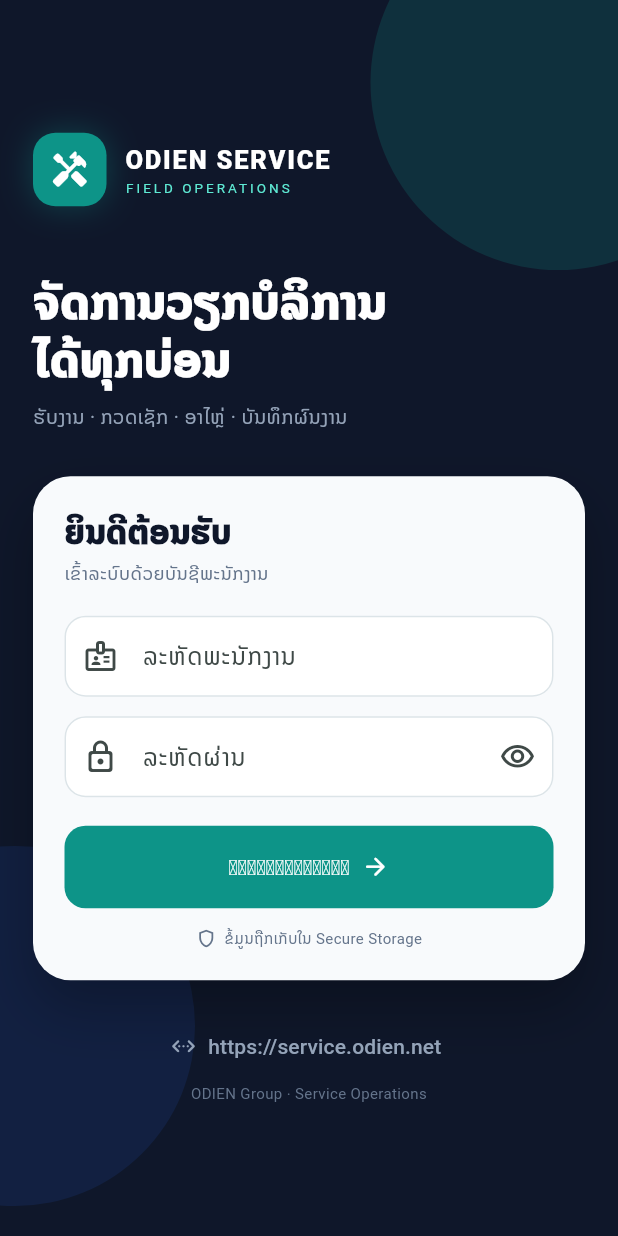
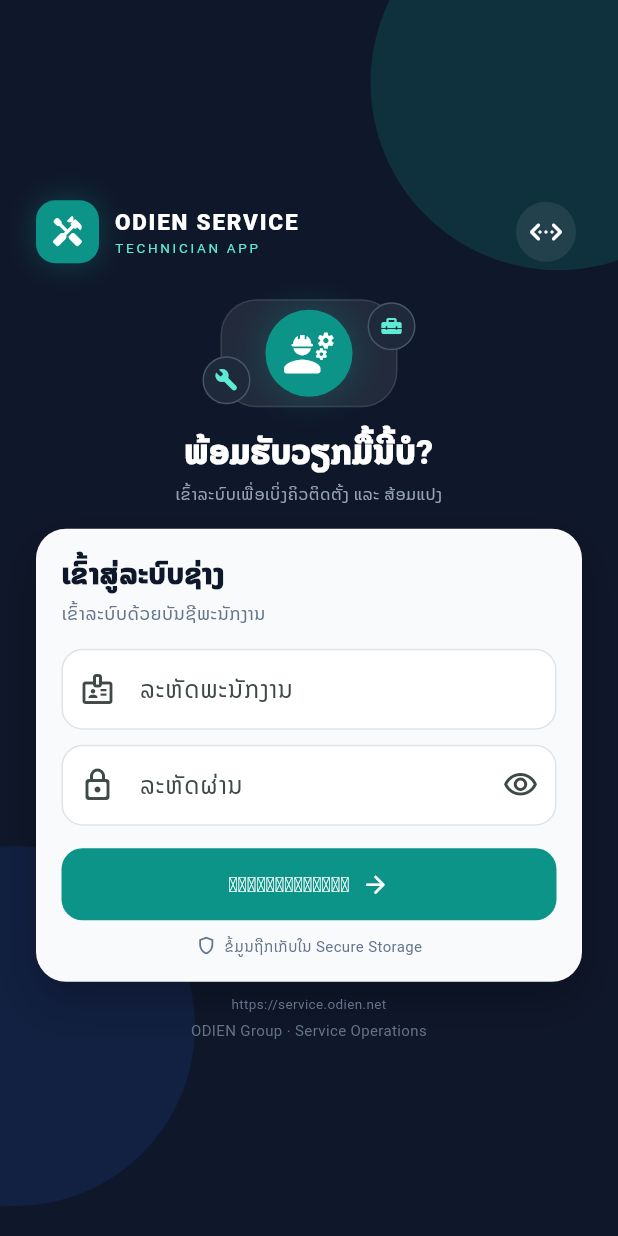
Before and after one commit to keosmlao/ods, a Flutter app: the screen it shows after launch, on a phone screen of 412 x 824 dp. Run offline on Flutter 3.47's test engine with Material 3 defaults, Android fonts, the phone set to English and light mode, and no system bars; our stand-ins replace firebase_core, firebase_messaging, flutter_secure_storage, geolocator, image_picker; accounts and stored records are empty.

Commit message:
first commit

```diff
--- a/mobile/lib/screens/login_screen.dart
+++ b/mobile/lib/screens/login_screen.dart
@@ -211,16 +211,22 @@
         SafeArea(
           child: Center(
             child: ConstrainedBox(
-              constraints: const BoxConstraints(maxWidth: 460),
+              constraints: const BoxConstraints(maxWidth: 400),
               child: SingleChildScrollView(
-                padding: const EdgeInsets.all(22),
+                padding: const EdgeInsets.symmetric(
+                  horizontal: 18,
+                  vertical: 14,
+                ),
                 child: Column(
                   crossAxisAlignment: CrossAxisAlignment.stretch,
+                  children: [
+                    Row(
+                      mainAxisAlignment: MainAxisAlignment.spaceBetween,
                       children: [
                         const Row(
                           children: [
                             _BrandMark(),
-                        SizedBox(width: 12),
+                            SizedBox(width: 10),
                             Column(
                               crossAxisAlignment: CrossAxisAlignment.start,
                               children: [
@@ -228,49 +234,66 @@
                                   'ODIEN SERVICE',
                                   style: TextStyle(
                                     color: Colors.white,
-                                fontSize: 17,
+                                    fontSize: 15,
                                     fontWeight: FontWeight.w900,
                                     letterSpacing: 1.2,
                                   ),
                                 ),
                                 Text(
-                              'FIELD OPERATIONS',
+                                  'TECHNICIAN APP',
                                   style: TextStyle(
                                     color: Color(0xFF5EEAD4),
                                     fontSize: 9,
-                                letterSpacing: 2,
+                                    letterSpacing: 1.8,
                                   ),
                                 ),
                               ],
                             ),
                           ],
                         ),
-                    const SizedBox(height: 44),
+                        IconButton(
+                          tooltip: 'ຕັ້ງຄ່າ Server',
+                          onPressed: configureServer,
+                          style: IconButton.styleFrom(
+                            foregroundColor: Colors.white,
+                            backgroundColor: Colors.white.withValues(
+                              alpha: .08,
+                            ),
+                          ),
+                          icon: const Icon(Icons.settings_ethernet_rounded),
+                        ),
+                      ],
+                    ),
+                    const SizedBox(height: 16),
+                    const Center(child: _TechnicianHero()),
+                    const SizedBox(height: 12),
                     const Text(
-                      'ຈັດການວຽກບໍລິການ\nໄດ້ທຸກບ່ອນ',
+                      'ພ້ອມຮັບວຽກມື້ນີ້ບໍ?',
+                      textAlign: TextAlign.center,
                       style: TextStyle(
                         color: Colors.white,
-                        fontSize: 31,
-                        height: 1.25,
+                        fontSize: 22,
+                        height: 1.2,
                         fontWeight: FontWeight.w900,
                       ),
                     ),
-                    const SizedBox(height: 9),
+                    const SizedBox(height: 6),
                     const Text(
-                      'ຮັບງານ · ກວດເຊັກ · ອາໄຫຼ່ · ບັນທຶກຜົນງານ',
-                      style: TextStyle(color: Color(0xFF94A3B8), fontSize: 13),
+                      'ເຂົ້າລະບົບເພື່ອເບິ່ງຄິວຕິດຕັ້ງ ແລະ ສ້ອມແປງ',
+                      textAlign: TextAlign.center,
+                      style: TextStyle(color: Color(0xFF94A3B8), fontSize: 11),
                     ),
-                    const SizedBox(height: 30),
+                    const SizedBox(height: 15),
                     Container(
-                      padding: const EdgeInsets.all(21),
+                      padding: const EdgeInsets.all(17),
                       decoration: BoxDecoration(
                         color: const Color(0xFFF8FAFC),
-                        borderRadius: BorderRadius.circular(25),
+                        borderRadius: BorderRadius.circular(20),
                         boxShadow: const [
                           BoxShadow(
                             color: Colors.black26,
-                            blurRadius: 32,
-                            offset: Offset(0, 18),
+                            blurRadius: 24,
+                            offset: Offset(0, 12),
                           ),
                         ],
                       ),
@@ -278,9 +301,9 @@
                         crossAxisAlignment: CrossAxisAlignment.stretch,
                         children: [
                           const Text(
-                            'ຍິນດີຕ້ອນຮັບ',
+                            'ເຂົ້າສູ່ລະບົບຊ່າງ',
                             style: TextStyle(
-                              fontSize: 22,
+                              fontSize: 19,
                               fontWeight: FontWeight.w900,
                               color: ink,
                             ),
@@ -290,7 +313,7 @@
                             'ເຂົ້າລະບົບດ້ວຍບັນຊີພະນັກງານ',
                             style: TextStyle(color: muted, fontSize: 12),
                           ),
-                          const SizedBox(height: 20),
+                          const SizedBox(height: 15),
                           TextField(
                             controller: username,
                             autocorrect: false,
@@ -302,7 +325,7 @@
                               hintText: 'ຕົວຢ່າງ: EMP001',
                             ),
                           ),
-                          const SizedBox(height: 13),
+                          const SizedBox(height: 10),
                           TextField(
                             controller: password,
                             focusNode: passwordFocus,
@@ -360,11 +383,11 @@
                               ),
                             ),
                           ],
-                          const SizedBox(height: 19),
+                          const SizedBox(height: 15),
                           FilledButton(
                             style: FilledButton.styleFrom(
                               backgroundColor: teal,
-                              minimumSize: const Size.fromHeight(55),
+                              minimumSize: const Size.fromHeight(48),
                             ),
                             onPressed: busy ? null : submit,
                             child: busy
@@ -388,7 +411,7 @@
                                     ],
                                   ),
                           ),
-                          const SizedBox(height: 13),
+                          const SizedBox(height: 10),
                           const Row(
                             mainAxisAlignment: MainAxisAlignment.center,
                             children: [
@@ -407,18 +430,17 @@
                         ],
                       ),
                     ),
-                    const SizedBox(height: 20),
-                    TextButton.icon(
-                      onPressed: configureServer,
-                      icon: const Icon(
-                        Icons.settings_ethernet_rounded,
-                        size: 17,
-                      ),
-                      label: Text(serverUrl, overflow: TextOverflow.ellipsis),
-                      style: TextButton.styleFrom(
-                        foregroundColor: const Color(0xFF94A3B8),
+                    const SizedBox(height: 8),
+                    Text(
+                      serverUrl,
+                      overflow: TextOverflow.ellipsis,
+                      textAlign: TextAlign.center,
+                      style: const TextStyle(
+                        color: Color(0xFF64748B),
+                        fontSize: 9,
                       ),
                     ),
+                    const SizedBox(height: 4),
                     const Text(
                       'ODIEN Group · Service Operations',
                       textAlign: TextAlign.center,
@@ -447,19 +469,86 @@
   );
 }
 
+class _TechnicianHero extends StatelessWidget {
+  const _TechnicianHero();
+
+  @override
+  Widget build(BuildContext context) => SizedBox(
+    width: 150,
+    height: 82,
+    child: Stack(
+      alignment: Alignment.center,
+      children: [
+        Container(
+          width: 118,
+          height: 72,
+          decoration: BoxDecoration(
+            color: Colors.white.withValues(alpha: .08),
+            borderRadius: BorderRadius.circular(24),
+            border: Border.all(color: Colors.white.withValues(alpha: .10)),
+          ),
+        ),
+        Container(
+          width: 58,
+          height: 58,
+          decoration: BoxDecoration(
+            color: teal,
+            shape: BoxShape.circle,
+            boxShadow: [
+              BoxShadow(color: teal.withValues(alpha: .35), blurRadius: 22),
+            ],
+          ),
+          child: const Icon(
+            Icons.engineering_rounded,
+            color: Colors.white,
+            size: 36,
+          ),
+        ),
+        const Positioned(
+          left: 4,
+          bottom: 7,
+          child: _ToolBadge(icon: Icons.build_rounded),
+        ),
+        const Positioned(
+          right: 4,
+          top: 7,
+          child: _ToolBadge(icon: Icons.home_repair_service_rounded),
+        ),
+      ],
+    ),
+  );
+}
+
+class _ToolBadge extends StatelessWidget {
+  const _ToolBadge({required this.icon});
+  final IconData icon;
+
+  @override
+  Widget build(BuildContext context) => Container(
+    width: 32,
+    height: 32,
+    decoration: BoxDecoration(
+      color: const Color(0xFF1E293B),
+      shape: BoxShape.circle,
+      border: Border.all(color: const Color(0xFF475569)),
+    ),
+    child: Icon(icon, color: const Color(0xFF5EEAD4), size: 16),
+  );
+}
+
 class _BrandMark extends StatelessWidget {
   const _BrandMark();
   @override
   Widget build(BuildContext context) => Container(
-    width: 49,
-    height: 49,
+    width: 42,
+    height: 42,
     decoration: BoxDecoration(
       color: teal,
-      borderRadius: BorderRadius.circular(15),
+      borderRadius: BorderRadius.circular(13),
       boxShadow: [
         BoxShadow(color: teal.withValues(alpha: .35), blurRadius: 18),
       ],
     ),
-    child: const Icon(Icons.handyman_rounded, color: Colors.white, size: 27),
+    child: const Icon(Icons.handyman_rounded, color: Colors.white, size: 23),
   );
 }
```
Also changed, not shown: 2 other files. Lines whose indentation alone changed are shown as unchanged.
